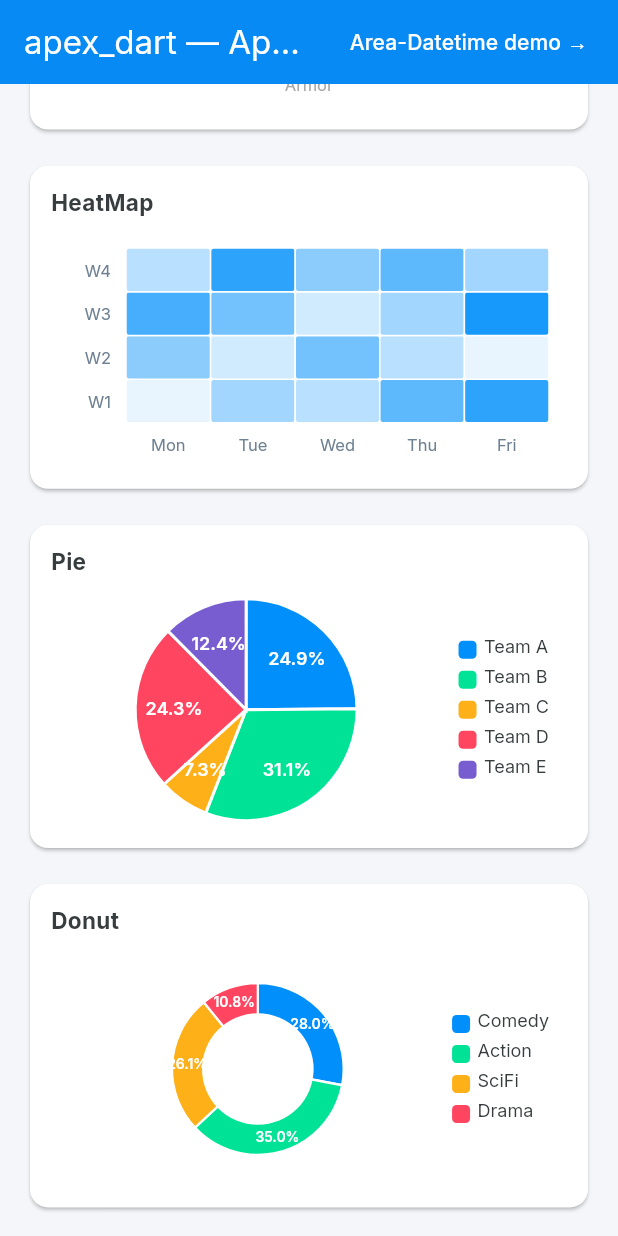
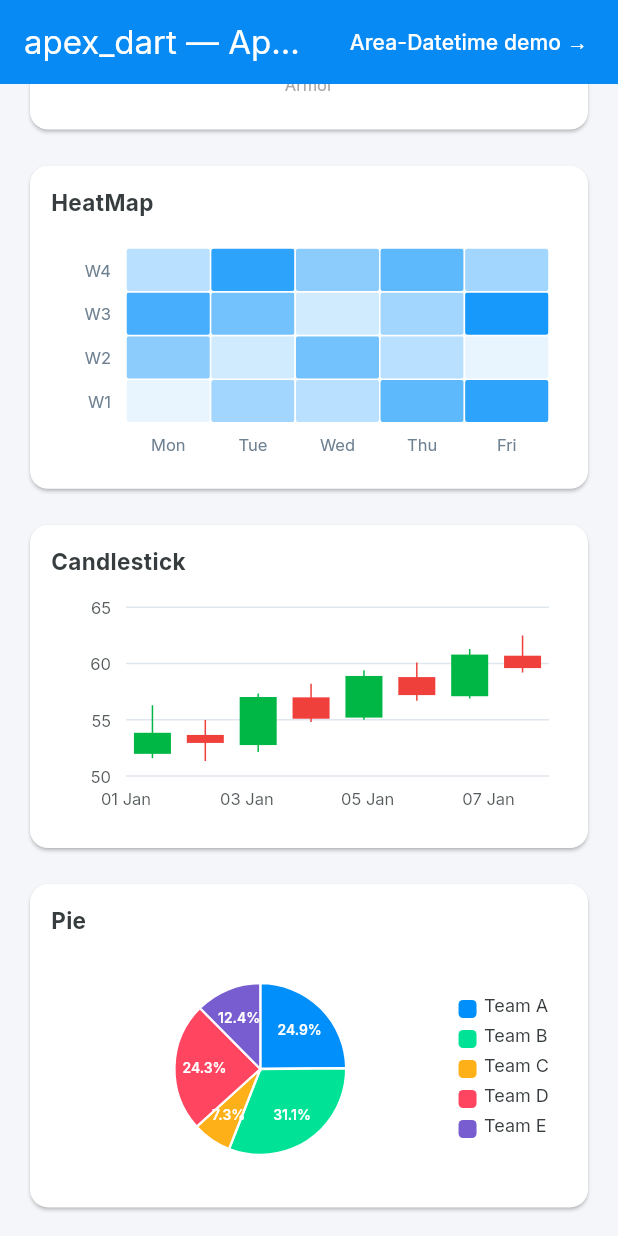
Before and after one commit to eduardoh89/apexcharts_flutter, a Flutter app: the screen it shows after launch, scrolled down 2840 dp, on a phone screen of 412 x 824 dp. Run offline on Flutter 3.47's test engine with Material 3 defaults, Android fonts, the phone set to English and light mode, and no system bars.

Commit message:
feat(apex_dart): candlestick/OHLC chart (ApexCharts BoxCandleStick.js)

```diff
--- a/example/lib/main.dart
+++ b/example/lib/main.dart
@@ -263,6 +263,25 @@ class GalleryPage extends StatelessWidget {
           'xaxis': {'type': 'category', 'categories': ['Mon', 'Tue', 'Wed', 'Thu', 'Fri']},
           'legend': {'show': false},
         }),
+        ChartSpec('Candlestick', {
+          'chart': {'type': 'candlestick'},
+          'series': [
+            {
+              'name': 'OHLC',
+              'data': [
+                {'x': 1609459200000, 'y': [51.98, 56.29, 51.59, 53.85]},
+                {'x': 1609545600000, 'y': [53.66, 54.99, 51.35, 52.95]},
+                {'x': 1609632000000, 'y': [52.76, 57.35, 52.15, 57.03]},
+                {'x': 1609718400000, 'y': [57.00, 58.20, 54.80, 55.10]},
+                {'x': 1609804800000, 'y': [55.20, 59.40, 55.00, 58.90]},
+                {'x': 1609891200000, 'y': [58.80, 60.10, 56.70, 57.20]},
+                {'x': 1609977600000, 'y': [57.10, 61.30, 56.90, 60.80]},
+                {'x': 1610064000000, 'y': [60.70, 62.50, 59.20, 59.60]},
+              ],
+            }
+          ],
+          'xaxis': {'type': 'datetime'},
+        }),
         ChartSpec('Pie', {
           'chart': {'type': 'pie'},
           'colors': ['#008FFB', '#00E396', '#FEB019', '#FF4560', '#775DD0'],
--- a/lib/apex_dart.dart
+++ b/lib/apex_dart.dart
@@ -6,6 +6,7 @@ library;
 
 export 'src/apex_chart.dart';
 export 'src/charts/bar_chart.dart';
+export 'src/charts/candlestick_chart.dart';
 export 'src/charts/heatmap_chart.dart';
 export 'src/charts/line_chart.dart';
 export 'src/charts/pie_chart.dart';
--- a/lib/src/apex_chart.dart
+++ b/lib/src/apex_chart.dart
@@ -2,6 +2,7 @@ import 'package:flutter/gestures.dart';
 import 'package:flutter/widgets.dart';
 
 import 'charts/bar_chart.dart';
+import 'charts/candlestick_chart.dart';
 import 'charts/heatmap_chart.dart';
 import 'charts/line_chart.dart';
 import 'charts/pie_chart.dart';
@@ -508,6 +509,8 @@ class _ApexChartPainter extends CustomPainter {
         _paintCartesian(canvas, size, _CartesianKind.bar);
       case ApexChartType.rangeBar:
         _paintCartesian(canvas, size, _CartesianKind.rangeBar);
+      case ApexChartType.candlestick:
+        _paintCartesian(canvas, size, _CartesianKind.candlestick);
       case ApexChartType.scatter:
       case ApexChartType.bubble:
         _paintCartesian(canvas, size, _CartesianKind.scatter);
@@ -636,6 +639,8 @@ class _ApexChartPainter extends CustomPainter {
         ScatterChartRenderer.paint(canvas, layout, options);
       case _CartesianKind.rangeBar:
         RangeBarChartRenderer.paint(canvas, layout, options);
+      case _CartesianKind.candlestick:
+        CandlestickChartRenderer.paint(canvas, layout, options);
     }
     canvas.restore();
 
@@ -720,4 +725,4 @@ class _ApexChartPainter extends CustomPainter {
       oldDelegate.animation != animation;
 }
 
-enum _CartesianKind { line, bar, scatter, rangeBar }
+enum _CartesianKind { line, bar, scatter, rangeBar, candlestick }
--- a/lib/src/modules/cartesian_layout.dart
+++ b/lib/src/modules/cartesian_layout.dart
@@ -187,6 +187,11 @@ class CartesianLayout {
         if (p.yHigh != null) {
           yLo = math.min(yLo, p.yHigh!);
           yHi = math.max(yHi, p.yHigh!);
+        }
+        // Candlestick points span [low, high]; cover the full wick range.
+        if (p.ohlc != null) {
+          yLo = math.min(yLo, p.ohlc![2]); // low
+          yHi = math.max(yHi, p.ohlc![1]); // high
         }
       }
     }
--- a/lib/src/options/apex_options.dart
+++ b/lib/src/options/apex_options.dart
@@ -12,6 +12,7 @@ enum ApexChartType {
   scatter,
   bubble,
   rangeBar,
+  candlestick,
   radar,
   radialBar,
   heatmap;
@@ -24,6 +25,8 @@ enum ApexChartType {
         return ApexChartType.bar;
       case 'rangeBar':
         return ApexChartType.rangeBar;
+      case 'candlestick':
+        return ApexChartType.candlestick;
       case 'radar':
         return ApexChartType.radar;
       case 'pie':
@@ -50,7 +53,8 @@ enum ApexChartType {
       this == bar ||
       this == scatter ||
       this == bubble ||
-      this == rangeBar;
+      this == rangeBar ||
+      this == candlestick;
   bool get isRadial => this == pie || this == donut || this == radialBar;
 }
 
@@ -93,6 +97,7 @@ class ApexPoint {
     required this.y,
     this.yHigh,
     this.z,
+    this.ohlc,
     this.label,
     this.isNull = false,
   });
@@ -110,12 +115,17 @@ class ApexPoint {
   /// radius is derived from this. Null for non-bubble points.
   final double? z;
 
+  /// Open-high-low-close values for candlestick points (`y: [o, h, l, c]`).
+  /// Null for non-candlestick points.
+  final List<double>? ohlc;
+
   /// Category/row label carried on the point (timeline `{ x: 'Label', y: [..] }`).
   final String? label;
 
   final bool isNull;
 
   bool get isRange => yHigh != null;
+  bool get isOhlc => ohlc != null;
 }
 
 /// The default ApexCharts color palette ("palette1").
@@ -258,6 +268,25 @@ class ApexRadialBarOptions {
       trackStrokeWidthFraction:
           _parsePercent(track?['strokeWidth']) ?? 0.97,
       dataLabelsShow: value?['show'] as bool? ?? true,
+    );
+  }
+}
+
+/// Candlestick plot options, ported from ApexCharts `settings/Options.js`
+/// `plotOptions.candlestick` (colors.upward '#00B746', downward '#EF403C').
+class ApexCandlestickOptions {
+  const ApexCandlestickOptions({this.upwardColor, this.downwardColor});
+
+  final Color? upwardColor;
+  final Color? downwardColor;
+
+  static ApexCandlestickOptions parse(Map<String, dynamic>? c) {
+    if (c == null) return const ApexCandlestickOptions();
+    final colors = c['colors'] as Map<String, dynamic>?;
+    Color? col(Object? v) => v is String ? ApexColor.fromHex(v) : null;
+    return ApexCandlestickOptions(
+      upwardColor: col(colors?['upward']),
+      downwardColor: col(colors?['downward']),
     );
   }
 }
@@ -592,6 +621,7 @@ class ApexOptions {
     this.bubble = const ApexBubbleOptions(),
     this.radialBar = const ApexRadialBarOptions(),
     this.heatmap = const ApexHeatmapOptions(),
+    this.candlestick = const ApexCandlestickOptions(),
     this.labels = const [],
     this.pieSeries = const [],
     this.stacked = false,
@@ -684,6 +714,7 @@ class ApexOptions {
   final ApexBubbleOptions bubble;
   final ApexRadialBarOptions radialBar;
   final ApexHeatmapOptions heatmap;
+  final ApexCandlestickOptions candlestick;
 
   /// Parse a raw ApexCharts `options` map (the subset apex_dart supports).
   factory ApexOptions.fromJson(Map<String, dynamic> json) {
@@ -732,6 +763,9 @@ class ApexOptions {
     );
     final heatmap = ApexHeatmapOptions.parse(
       plotOptions?['heatmap'] as Map<String, dynamic>?,
+    );
+    final candlestick = ApexCandlestickOptions.parse(
+      plotOptions?['candlestick'] as Map<String, dynamic>?,
     );
 
     final legend = ApexLegend.parse(json['legend'] as Map<String, dynamic>?);
@@ -817,6 +851,7 @@ class ApexOptions {
       bubble: bubble,
       radialBar: radialBar,
       heatmap: heatmap,
+      candlestick: candlestick,
       stacked: stacked,
       markers: markers,
       yFormat: yFormat,
@@ -859,6 +894,7 @@ class ApexOptions {
       bubble: bubble,
       radialBar: radialBar,
       heatmap: heatmap,
+      candlestick: candlestick,
       stacked: stacked,
       markers: markers,
       yFormat: yFormat,
@@ -903,7 +939,22 @@ class ApexOptions {
         final Object? xRaw = d['x'];
         final String? label = xRaw is String ? xRaw : null;
         final double? xNum = xRaw is num ? xRaw.toDouble() : null;
-        if (yv is List && yv.length >= 2 && yv[0] is num && yv[1] is num) {
+        if (yv is List && yv.length >= 4 && yv.every((e) => e is num)) {
+          // candlestick: { x: <time>, y: [open, high, low, close] }.
+          final o = (yv[0] as num).toDouble();
+          final h = (yv[1] as num).toDouble();
+          final l = (yv[2] as num).toDouble();
+          final c = (yv[3] as num).toDouble();
+          points.add(ApexPoint(
+            x: xNum,
+            y: o,
+            ohlc: [o, h, l, c],
+            label: label,
+          ));
+        } else if (yv is List &&
+            yv.length >= 2 &&
+            yv[0] is num &&
+            yv[1] is num) {
           // rangeBar/timeline: { x: <label|value>, y: [start, end] }.
           points.add(ApexPoint(
             x: xNum,
```
Also changed, not shown: lib/src/charts/candlestick_chart.dart (added, +122 -0 lines), tool/fixtures/candlestick_basic.json (added, +24 -0 lines), 2 other files.
